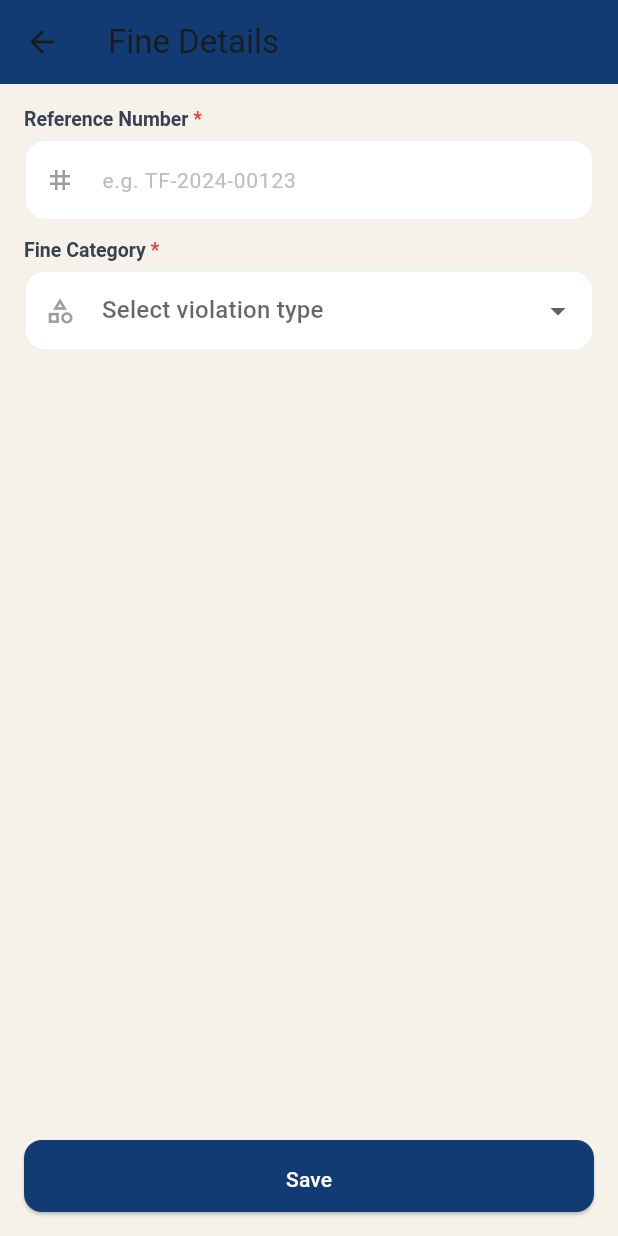
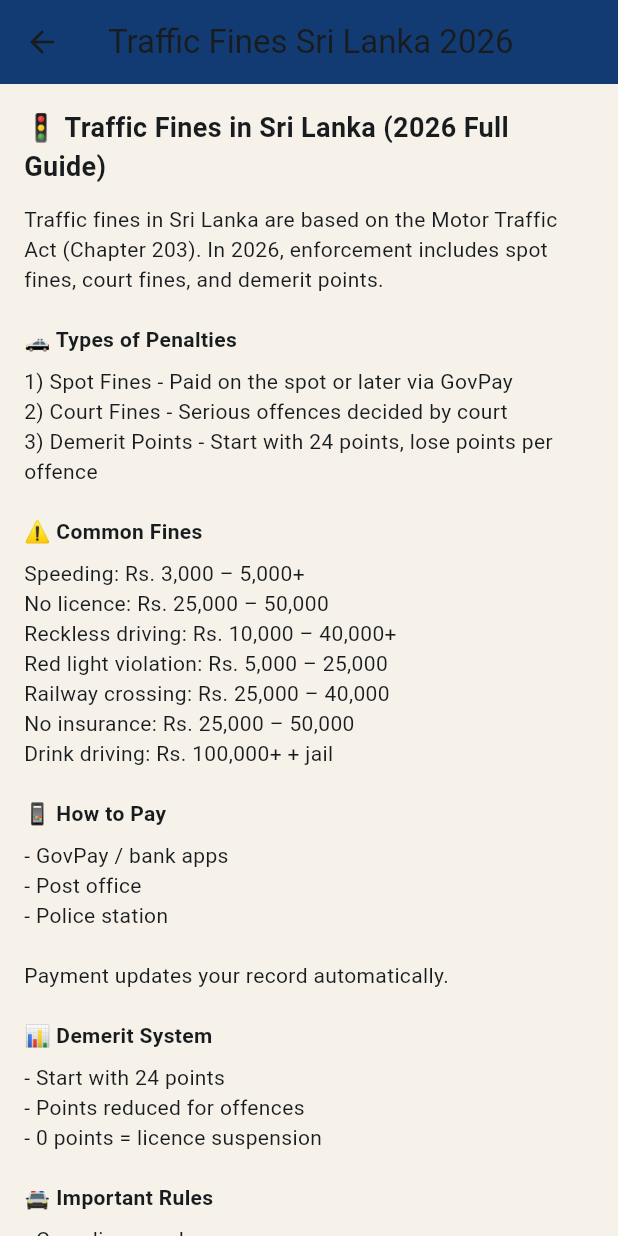
Before and after one commit to Mesit-Rathnayake/Traffic-Fine-System, a Flutter app: the FineDetailsPage screen opened directly, on a phone screen of 412 x 824 dp. Run offline on Flutter 3.47's test engine with Material 3 defaults, Android fonts, the phone set to English and light mode, and no system bars.

Commit message:
Updated fine details page and history screen

```diff
--- a/traffic_fine_system_mobileapp/lib/screens/fine_details_page.dart
+++ b/traffic_fine_system_mobileapp/lib/screens/fine_details_page.dart
@@ -1,142 +1,115 @@
 import 'package:flutter/material.dart';
 
-class FineDetailsPage extends StatefulWidget {
+class FineDetailsPage extends StatelessWidget {
   const FineDetailsPage({super.key});
 
   @override
-  State<FineDetailsPage> createState() => _FineDetailsPageState();
-}
-
-class _FineDetailsPageState extends State<FineDetailsPage> {
-  final _formKey = GlobalKey<FormState>();
-  final _fineRef = TextEditingController();
-  String? _category;
-
-  final List<Map<String, String>> _categories = [
-    {'value': 'SPEEDING', 'label': 'Speeding'},
-    {'value': 'RED_LIGHT', 'label': 'Running Red Light'},
-    {'value': 'NO_SEAT_BELT', 'label': 'Not Wearing Seat Belt'},
-    {'value': 'PARKING', 'label': 'Illegal Parking'},
-    {'value': 'DOCUMENTARY', 'label': 'Documentary Offense'},
-    {'value': 'OTHER', 'label': 'Other'},
-  ];
-
-  @override
-  void dispose() {
-    _fineRef.dispose();
-    super.dispose();
-  }
-
-  InputDecoration _inputDec({
-    required String hint,
-    required IconData icon,
-    String? suffix,
-  }) {
-    return InputDecoration(
-      hintText: hint,
-      hintStyle: TextStyle(color: Colors.grey.shade400, fontSize: 14),
-      prefixIcon: Icon(icon, size: 20, color: Colors.grey.shade500),
-      suffixText: suffix,
-      filled: true,
-      fillColor: Colors.white,
-      contentPadding: const EdgeInsets.symmetric(vertical: 15, horizontal: 16),
-      border: OutlineInputBorder(borderRadius: BorderRadius.circular(16)),
-    );
-  }
-
-  Widget _label(String text, {bool required = true}) => Padding(
-    padding: const EdgeInsets.only(bottom: 6),
-    child: RichText(
-      text: TextSpan(
-        text: text,
-        style: const TextStyle(
-          fontSize: 13,
-          fontWeight: FontWeight.w600,
-          color: Color(0xFF374151),
-        ),
-        children: required
-            ? [
-                const TextSpan(
-                  text: ' *',
-                  style: TextStyle(color: Color(0xFFE53935)),
-                ),
-              ]
-            : [],
-      ),
-    ),
-  );
-
-  @override
   Widget build(BuildContext context) {
-    final primary = Theme.of(context).colorScheme.primary;
-
     return Scaffold(
       appBar: AppBar(
-        title: const Text('Fine Details'),
+        title: const Text('Traffic Fines Sri Lanka 2026'),
         backgroundColor: const Color(0xFF123B73),
-        leading: const BackButton(),
       ),
-      body: Padding(
+      body: SingleChildScrollView(
         padding: const EdgeInsets.all(16),
-        child: Form(
-          key: _formKey,
         child: Column(
           crossAxisAlignment: CrossAxisAlignment.start,
-            children: [
-              _label('Reference Number'),
-              TextFormField(
-                controller: _fineRef,
-                decoration: _inputDec(
-                  hint: 'e.g. TF-2024-00123',
-                  icon: Icons.tag,
+          children: const [
+
+            Text(
+              '🚦 Traffic Fines in Sri Lanka (2026 Full Guide)',
+              style: TextStyle(fontSize: 18, fontWeight: FontWeight.bold),
             ),
-                validator: (v) => (v == null || v.trim().isEmpty)
-                    ? 'Fine reference number is required'
-                    : null,
+
+            SizedBox(height: 12),
+
+            Text(
+              'Traffic fines in Sri Lanka are based on the Motor Traffic Act (Chapter 203). '
+              'In 2026, enforcement includes spot fines, court fines, and demerit points.',
             ),
-              const SizedBox(height: 12),
-              _label('Fine Category'),
-              DropdownButtonFormField<String>(
-                value: _category,
-                isExpanded: true,
-                items: _categories
-                    .map(
-                      (c) => DropdownMenuItem(
-                        value: c['value'],
-                        child: Text(c['label']!),
+
+            SizedBox(height: 20),
+
+            Text(
+              '🚓 Types of Penalties',
+              style: TextStyle(fontWeight: FontWeight.bold),
             ),
-                    )
-                    .toList(),
-                onChanged: (v) => setState(() => _category = v),
-                decoration: _inputDec(
-                  hint: 'Select violation type',
-                  icon: Icons.category_outlined,
+
+            SizedBox(height: 8),
+
+            Text(
+              '1) Spot Fines - Paid on the spot or later via GovPay\n'
+              '2) Court Fines - Serious offences decided by court\n'
+              '3) Demerit Points - Start with 24 points, lose points per offence',
             ),
-                validator: (v) => (v == null || v.isEmpty)
-                    ? 'Please select a fine category'
-                    : null,
+
+            SizedBox(height: 20),
+
+            Text(
+              '⚠️ Common Fines',
+              style: TextStyle(fontWeight: FontWeight.bold),
             ),
-              const Spacer(),
-              SizedBox(
-                width: double.infinity,
-                height: 48,
-                child: ElevatedButton(
-                  onPressed: () {
-                    if (!(_formKey.currentState?.validate() ?? false)) return;
-                    ScaffoldMessenger.of(context).showSnackBar(
-                      const SnackBar(
-                        content: Text('Fine details saved (mock)'),
+
+            SizedBox(height: 8),
+
+            Text(
+              'Speeding: Rs. 3,000 – 5,000+\n'
+              'No licence: Rs. 25,000 – 50,000\n'
+              'Reckless driving: Rs. 10,000 – 40,000+\n'
+              'Red light violation: Rs. 5,000 – 25,000\n'
+              'Railway crossing: Rs. 25,000 – 40,000\n'
+              'No insurance: Rs. 25,000 – 50,000\n'
+              'Drink driving: Rs. 100,000+ + jail',
             ),
-                    );
-                  },
-                  style: ElevatedButton.styleFrom(
-                    backgroundColor: const Color(0xFF123B73),
+
+            SizedBox(height: 20),
+
+            Text(
+              '📱 How to Pay',
+              style: TextStyle(fontWeight: FontWeight.bold),
             ),
-                  child: const Text('Save'),
+
+            SizedBox(height: 8),
+
+            Text(
+              '- GovPay / bank apps\n'
+              '- Post office\n'
+              '- Police station\n\n'
+              'Payment updates your record automatically.',
             ),
+
+            SizedBox(height: 20),
+
+            Text(
+              '📊 Demerit System',
+              style: TextStyle(fontWeight: FontWeight.bold),
+            ),
+
+            SizedBox(height: 8),
+
+            Text(
+              '- Start with 24 points\n'
+              '- Points reduced for offences\n'
+              '- 0 points = licence suspension',
+            ),
+
+            SizedBox(height: 20),
+
+            Text(
+              '🚔 Important Rules',
+              style: TextStyle(fontWeight: FontWeight.bold),
+            ),
+
+            SizedBox(height: 8),
+
+            Text(
+              '- Carry licence always\n'
+              '- Seatbelt required\n'
+              '- No mobile use while driving\n'
+              '- Insurance must be valid\n'
+              '- Police can issue spot fines',
             ),
           ],
-          ),
         ),
       ),
     );
--- /dev/null
+++ b/traffic_fine_system_mobileapp/lib/screens/history.dart
@@ -0,0 +1,35 @@
+import 'package:flutter/material.dart';
+
+class HistoryPage extends StatelessWidget {
+  const HistoryPage({super.key});
+
+  @override
+  Widget build(BuildContext context) {
+    return Scaffold(
+      appBar: AppBar(
+        title: const Text('My Fines History'),
+      ),
+      body: ListView(
+        padding: const EdgeInsets.all(16),
+        children: const [
+          Card(
+            child: ListTile(
+              leading: Icon(Icons.warning, color: Colors.red),
+              title: Text('Speeding Fine'),
+              subtitle: Text('Ref: FINE12345\nDate: 2026-06-10'),
+              trailing: Text('LKR 5000'),
+            ),
+          ),
+          Card(
+            child: ListTile(
+              leading: Icon(Icons.directions_car),
+              title: Text('No Seatbelt'),
+              subtitle: Text('Ref: FINE67890\nDate: 2026-06-08'),
+              trailing: Text('LKR 3000'),
+            ),
+          ),
+        ],
+      ),
+    );
+  }
+}
--- a/traffic_fine_system_mobileapp/lib/screens/home_page.dart
+++ b/traffic_fine_system_mobileapp/lib/screens/home_page.dart
@@ -2,6 +2,7 @@ import 'package:flutter/material.dart';
 import 'fine_details_page.dart';
 import 'personal_info_page.dart';
 import 'payment_page.dart';
+import 'history.dart';
 
 class HomePage extends StatefulWidget {
   const HomePage({super.key});
@@ -13,8 +14,8 @@ class HomePage extends StatefulWidget {
 class _HomePageState extends State<HomePage> {
   final List<_MenuItem> _items = [
     _MenuItem(label: 'Pay Fine', icon: Icons.payments, onTap: null),
-    _MenuItem(label: 'My Fines', icon: Icons.receipt_long, onTap: null),
-    _MenuItem(label: 'History', icon: Icons.history, onTap: null),
+    _MenuItem(label: 'My Fines', icon: Icons.history, onTap: null),
+    _MenuItem(label: 'Fine details', icon: Icons.receipt_long, onTap: null),
     _MenuItem(label: 'Profile', icon: Icons.person, onTap: null),
   ];
 
@@ -29,7 +30,7 @@ class _HomePageState extends State<HomePage> {
       case 'My Fines':
         Navigator.push(
           context,
-          MaterialPageRoute(builder: (_) => const FineDetailsPage()),
+          MaterialPageRoute(builder: (_) => const HistoryPage()),
         );
         return;
       case 'Profile':
@@ -37,6 +38,12 @@ class _HomePageState extends State<HomePage> {
           context,
           MaterialPageRoute(builder: (_) => const PersonalInfoPage()),
         );
+        return;
+      case 'Fine details':
+      Navigator.push(
+        context,
+        MaterialPageRoute(builder: (_) => const FineDetailsPage()),
+      );
         return;
       default:
         ScaffoldMessenger.of(context).showSnackBar(
```
Also changed, not shown: traffic_fine_system_mobileapp/pubspec.lock. Lines whose indentation alone changed are shown as unchanged.
